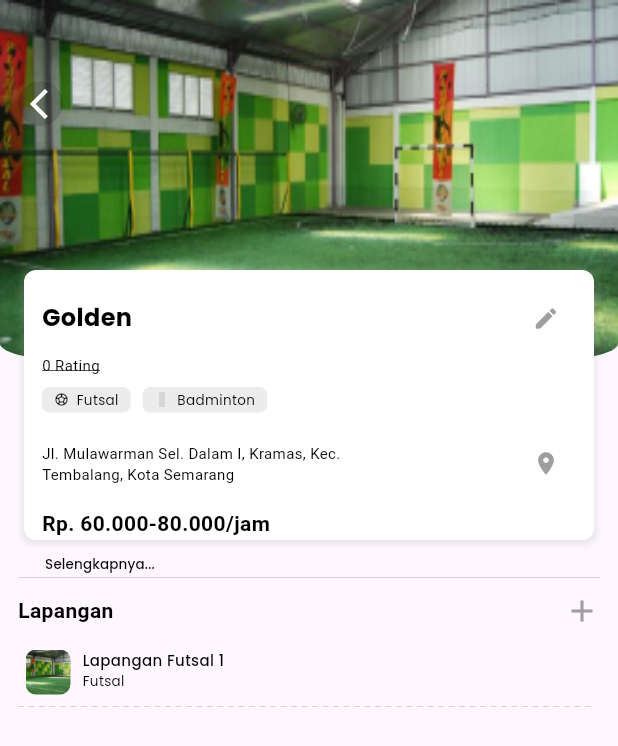
After one commit to Iniwizzy/arena-connect-owner, a Flutter app: the FieldDescription screen opened directly, on a phone screen of 412 x 824 dp. The commit adds this screen. Shown: the top 746 px of the screen. Run offline on Flutter 3.47's test engine with Material 3 defaults, Android fonts, the light colour scheme and no system bars; drawn by our look-alikes of dotted_line; our stand-ins replace device_preview, flutter_svg, icons_plus; Roboto replaces fonts that are missing (Source Sans Pro); grey boxes are pictures that could not be loaded.

Commit message:
membuat deskripsi lapangan pertama

```diff
--- /dev/null
+++ b/lib/add_field/field_description.dart
@@ -0,0 +1,490 @@
+// import 'package:flutter/material.dart';
+// import 'package:arena_connect/config/owner_theme.dart';
+// import 'package:arena_connect/config/theme.dart';
+
+// void main () {
+//   runApp(MaterialApp(home: FieldDescription()));
+// }
+
+// class FieldDescription extends StatelessWidget {
+//   // final Lapangan lapangan;
+//   FieldDescription({super.key,});
+
+//   final List <Map<String, dynamic>> detailLapangan = [
+//       {
+//         'nama': 'Golden',
+//         'rating': '0 Rating',
+//         'lapang': ['Futsal', 'Badminton'],
+//         'lokasi': 'Jl. Mulawarman Sel. Dalam I, Kramas, Kec. Tembalang, Kota Semarang',
+//         'harga': 'Rp. 60.000-80.000/jam',
+//         'gambar': 'images/lapangan.png',
+//       },
+//       // {
+//       //   'nama': 'Sapphire',
+//       //   'rating': '0 Rating',
+//       //   'lapang': ['Basketball', 'Volley'],
+//       //   'lokasi': 'Kota Bandung',
+//       //   'harga': 'Rp. 70.000-90.000/jam',
+//       //   'gambar': 'images/basketball.jpg',
+//       // },
+//       // {
+//       //   'nama': 'Gondang',
+//       //   'rating': '0 Rating',
+//       //   'lapang': ['Futsal', 'Volley'],
+//       //   'lokasi': 'Kota  Surabaya',
+//       //   'harga': 'Rp. 70.000-100.000/jam',
+//       //   'gambar': 'images/volley.jpg',
+//       // },
+//     ];
+
+//   @override
+//   Widget build(BuildContext context) {
+//     return Scaffold(
+//       body: Padding(
+//         padding: const EdgeInsets.only(bottom: 10),
+//         child: Stack(
+//           children: [
+//             ClipRRect(
+//               borderRadius: const BorderRadius.only(bottomRight: Radius.elliptical(300, 30), bottomLeft: Radius.elliptical(300, 30)),
+//               child: Image.asset(
+//                 height: 250,
+//                 fit: BoxFit.fitHeight,
+//               ),
+//             ),
+//             Padding(
+//               padding: const EdgeInsets.only(top: 45, left: 12),
+//               child: Container(
+//                 width: 30,
+//                 decoration: BoxDecoration(
+//                   shape: BoxShape.circle,
+//                   color: const Color.fromARGB(255, 0, 0, 0).withOpacity(0.15),
+//                   // border: Border.all(color: Colors.grey, width: 0.8),
+//                 ),
+//                 child: IconButton(
+//                   icon: const Icon(Icons.arrow_back_ios, color: Colors.white,),
+//                   // padding: EdgeInsets,
+//                   onPressed: () {
+
+//                   },
+//                 ),
+//               ),
+//             ),
+//             Container(
+//               margin: const EdgeInsets.only(top: 180, left: 16, right: 16),
+//               height: 185,
+//               decoration: BoxDecoration(
+//                 color: Colors.white,
+//                 borderRadius: BorderRadius.circular(10),
+//                 boxShadow: [
+//                   BoxShadow(
+//                     color: Colors.grey.withOpacity(0.2),
+//                     spreadRadius: 2,
+//                     blurRadius: 3,
+//                     offset: const Offset(0, 1)
+//                   ),
+//                 ]
+//               ),
+//               child: Padding(
+//                 padding: const EdgeInsets.only(top:12, left: 12, right: 12,),
+//                 child: Column(
+//                   mainAxisAlignment: MainAxisAlignment.start,
+//                   crossAxisAlignment: CrossAxisAlignment.start,
+//                   children: [
+//                     Row(
+//                       mainAxisAlignment: MainAxisAlignment.spaceBetween,
+//                       children: [
+//                         Text(
+//                           'Golden',
+//                           style:lampiranStyle,
+//                         ),
+//                         const Icon(Icons.edit, size: 18, color: Colors.grey,),
+//                       ],
+//                     ),
+//                     Text('0 Rating', style: regulerfont3,)
+//                   ],
+//                 ),
+//               ),
+//             ),
+//           ],
+//         ),
+//       ),
+//     );
+//   }
+// }
+
+import 'package:dotted_line/dotted_line.dart';
+import 'package:flutter/material.dart';
+import 'package:arena_connect/config/owner_theme.dart';
+import 'package:arena_connect/config/theme.dart';
+import 'package:icons_plus/icons_plus.dart';
+
+
+class FieldDescription extends StatelessWidget {
+  FieldDescription({super.key});
+
+  final List<Map<String, dynamic>> detailLapangan = [
+    {
+      'nama': 'Golden',
+      'rating': '0 Rating',
+      'lapang': ['Futsal', 'Badminton'],
+      'lokasi': 'Jl. Mulawarman Sel. Dalam I, Kramas, Kec. Tembalang, Kota Semarang',
+      'harga': 'Rp. 60.000-80.000/jam',
+      'gambar': 'images/lapangan.png',
+      'description': 'Lapangan Golden adalah lapangan Futsal dan Badminton yang memiliki 6 lapangan di kota Semarang.',
+      'rule': 'Jangan nakal',
+      'fasilitas': ['Toilet', 'WiFi', 'Parkir Mobil', 'Parkir Motor', 'Mushola'],
+    },
+    {
+      'nama': 'Sapphire',
+      'rating': '0 Rating',
+      'lapang': ['Basketball', 'Volley'],
+      'lokasi': 'Jl. Banyuasin Utara I, Bulusan, Kec. Tembalang, Kota Semarang',
+      'harga': 'Rp. 60.000-80-100.000/jam',
+      'gambar': 'images/basketball.jpg',
+      'description': 'Lapangan Sapphire adalah lapangan Futsal dan Badminton yang memiliki 6 lapangan di kota Semarang.',
+      'rule': 'Jangan nakal',
+      'fasilitas': ['Toilet', 'WiFi', 'Parkir Motor', 'Mushola'],
+    },
+  ];
+
+  @override
+  Widget build(BuildContext context) {
+    final lapangan = detailLapangan[0]; // Mengambil data pertama dari list
+
+    return Scaffold(
+      body: Padding(
+        padding: const EdgeInsets.only(bottom: 10),
+        child: Stack(
+          children: [
+            ClipRRect(
+              borderRadius: const BorderRadius.only(bottomRight: Radius.elliptical(300, 30), bottomLeft: Radius.elliptical(300, 30)),
+              child: Image.asset(
+                lapangan['gambar'], // Menampilkan gambar dari data
+                height: 250,
+                fit: BoxFit.fill,
+              ),
+            ),
+            Padding(
+              padding: const EdgeInsets.only(top: 45, left: 12),
+              child: Container(
+                width: 30,
+                decoration: BoxDecoration(
+                  shape: BoxShape.circle,
+                  color: const Color.fromARGB(255, 0, 0, 0).withOpacity(0.15),
+                ),
+                child: IconButton(
+                  icon: const Icon(Icons.arrow_back_ios, color: Colors.white),
+                  onPressed: () {
+                    Navigator.pop(context);
+                  },
+                ),
+              ),
+            ),
+            Container(
+              margin: const EdgeInsets.only(top: 180, left: 16, right: 16),
+              height: 180,
+              decoration: BoxDecoration(
+                color: Colors.white,
+                borderRadius: BorderRadius.circular(8),
+                boxShadow: [
+                  BoxShadow(
+                    color: Colors.grey.withOpacity(0.2),
+                    spreadRadius: 2,
+                    blurRadius: 3,
+                    offset: const Offset(0, 1),
+                  ),
+                ],
+              ),
+              child: Padding(
+                padding: const EdgeInsets.only(top: 8, left: 12, right: 8),
+                child: Column(
+                  crossAxisAlignment: CrossAxisAlignment.start,
+                  children: [
+                    Row(
+                      mainAxisAlignment: MainAxisAlignment.spaceBetween,
+                      children: [
+                        Text(
+                          lapangan['nama'], // Menampilkan nama dari data
+                          style: lampiranStyle,
+                        ),
+                        IconButton (
+                          icon: const Icon(Icons.edit, size: 18, color: Colors.grey),
+                          style: IconButton.styleFrom(
+                            padding: const EdgeInsets.all(0),
+                            minimumSize: const Size(30, 30),
+                          ),
+                          onPressed: () {},
+                        )
+                      ],
+                    ),
+                    Text(
+                      lapangan['rating'], // Menampilkan rating dari data
+                      style: regulerfont3,
+                    ),
+                    const SizedBox(height: 8),
+                    Row(
+                      children: lapangan['lapang'].map<Widget>((lapang) => Container(
+                        margin: const EdgeInsets.only(right: 8),
+                        padding: const EdgeInsets.symmetric(horizontal: 8, vertical: 2),
+                        decoration: BoxDecoration(
+                          color: Colors.grey.withOpacity(0.2),
+                          borderRadius: BorderRadius.circular(5),
+                        ),
+                        child: Row(
+                          children: [
+                            if (lapang == 'Futsal') ...[
+                              const Icon(Icons.sports_soccer, size: 10),
+                              const SizedBox(width: 5),
+                            ]
+                            else  if (lapang == 'Badminton') ...[
+                              const Icon(MingCute.badminton_line, size: 10),
+                              const SizedBox(width: 5),
+                            ]
+                            else  if (lapang == 'Volley') ...[
+                              const Icon(Icons.sports_volleyball_outlined, size: 10),
+                              const SizedBox(width: 5),
+                            ]
+                            else  if (lapang == 'Basketball') ...[
+                              const Icon(Icons.sports_basketball_outlined, size: 10),
+                              const SizedBox(width: 5),
+                            ],
+                            Text(lapang, style:facilityStle, textAlign: TextAlign.center),
+                          ],
+                        ),
+                      )).toList(),
+                    ),
+                    const SizedBox(height: 10),
+                    Row(
+                      mainAxisAlignment: MainAxisAlignment.spaceBetween,
+                      children: [
+                        SizedBox(
+                          width: 200,
+                          child: Text(
+                            lapangan['lokasi'], // Menampilkan lokasi dari data
+                            style: regulerfont4,
+                            overflow: TextOverflow.clip,
+                          ),
+                        ),
+                        IconButton(
+                          icon: const Icon(Icons.location_on, color: Colors.grey, size: 18,),
+                          style: IconButton.styleFrom(
+                            padding: const EdgeInsets.all(0),
+                            minimumSize: const Size(30, 30),
+                          ),
+                          onPressed: () {}, // Untuk menampilkan lokasi di google maps
+                        ),
+                      ],
+                    ),
+                    const SizedBox(height: 6),
+                    Text(
+                      lapangan['harga'], // Menampilkan harga dari data
+                      style: lampiran3Style,
+                    ),
+                    const SizedBox(height: 10),
+                    TextButton(
+                      onPressed: () {
+                        _descriptionSheet(context);
+                      },
+                      style: TextButton.styleFrom(
+                        padding: const EdgeInsets.symmetric(horizontal: 2),
+                        minimumSize: Size.zero,
+                        tapTargetSize: MaterialTapTargetSize.shrinkWrap
+                      ),// Untuk menampilkan detail lapangan
+                      child: const Text(
+                      'Selengkapnya...',
+                      style: TextStyle(color: Colors.black, fontSize: 9, fontFamily: 'Poppins', fontWeight: FontWeight.w500),
+                      ),
+                    ),
+                  ],
+                ),
+              ),
+            ),
+            const Padding(
+              padding: EdgeInsets.only(top: 385, left: 12, right: 12, bottom: 10),
+              child: Divider(
+                thickness: 0.5,
+                height: 0.2,
+              ),
+            ),
+            Padding(
+              padding: const EdgeInsets.only(top: 395, left: 12, right: 12, bottom: 10),
+              child: Column(
+                children: [
+                  Row(
+                    mainAxisAlignment: MainAxisAlignment.spaceBetween,
+                    children: [
+                      Text('Lapangan', style: lampiran3Style),
+                      GestureDetector(
+                        onTap: () {},
+                        child: const Icon(Icons.add, color: Colors.grey, size: 24),
+                      ),
+                    ],
+                  ),
+                  const SizedBox(height: 14),
+                  SizedBox(
+                    height: 30,
+                    child: Row(
+                      mainAxisAlignment: MainAxisAlignment.start,
+                      crossAxisAlignment: CrossAxisAlignment.start,
+                      children: [
+                        Padding(
+                          padding: const EdgeInsets.only(left: 5),
+                          child: ClipRRect(
+                            borderRadius: BorderRadius.circular(7),
+                            child: Image.asset(
+                              'images/lapangan.png',
+                              height: 30,
+                              width: 30,
+                              fit: BoxFit.cover,
+                            ),
+                          ),
+                        ),
+                        const SizedBox(width: 8),
+                        Column(
+                          mainAxisAlignment: MainAxisAlignment.start,
+                          crossAxisAlignment: CrossAxisAlignment.start,
+                          children: [
+                            const Text(
+                              'Lapangan Futsal 1',
+                              style: TextStyle(
+                                color:Colors.black,
+                                fontSize: 10,
+                                fontFamily: 'Poppins',
+                                fontWeight: FontWeight.w500,
+                              ),
+                            ),
+                            Text(
+                              'Futsal',
+                              style: facilityStle
+                            ),
+                          ],
+                        ),
+                      ],
+                    ),
+                  ),
+                  const SizedBox(height: 8),
+                  const DottedLine(
+                    dashLength: 4,
+                    dashColor: Colors.grey,
+                    lineThickness: 0.28,
+                    dashGapLength: 3,
+                  )
+                ],
+              ),
+            ),
+          ],
+        ),
+      ),
+    );
+  }
+
+  Future _descriptionSheet (BuildContext context) {
+    final lapangan = detailLapangan[0];
+    return showModalBottomSheet(
+      context: context,
+      // isDismissible: false,
+      backgroundColor: Colors.white,
+      shape: const RoundedRectangleBorder(
+        borderRadius: BorderRadius.vertical(
+          top: Radius.circular(14)
+        ),
+
+      ),
+      builder: (context) => Container(
+        padding: const EdgeInsets.symmetric(vertical: 22, horizontal: 14),
+        margin: EdgeInsets.zero,
+        height: 300,
+        decoration: const BoxDecoration(
+          borderRadius: BorderRadius.vertical(top: Radius.circular(14)),
+        ),
+        child: Column(
+          crossAxisAlignment: CrossAxisAlignment.start,
+          mainAxisAlignment: MainAxisAlignment.start,
+          children: [
+            const Text(
+              'Deskripsi',
+              textAlign: TextAlign.left,
+              style: TextStyle(
+                color:Colors.black,
+                fontSize: 12,
+                fontFamily: 'Poppins',
+                fontWeight: FontWeight.w500,
+              ),
+            ),
+            const SizedBox(height: 4),
+            Text(
+              lapangan['description'],
+              style: facility2Stle,
+            ),
+            const SizedBox(height: 18),
+            const Text(
+              'Aturan Lapangan',
+              textAlign: TextAlign.left,
+              style: TextStyle(
+                color:Colors.black,
+                fontSize: 12,
+                fontFamily: 'Poppins',
+                fontWeight: FontWeight.w500,
+              ),
+            ),
+            const SizedBox(height: 4),
+            Text(
+              lapangan['rule'],
+              style: facility2Stle,
+            ),
+            const SizedBox(height: 18),
+            const Text(
+              'Fasilitas',
+              textAlign: TextAlign.left,
+              style: TextStyle(
+                color:Colors.black,
+                fontSize: 12,
+                fontFamily: 'Poppins',
+                fontWeight: FontWeight.w500,
+              ),
+            ),
+            const SizedBox(height: 2),
+            Wrap(
+              spacing: 8,
+              children: lapangan['fasilitas'].map<Widget> ((fasilitas) => Container(
+                margin: const EdgeInsets.only(right: 30),
+                padding: const EdgeInsets.only(left: 14, right: 14, top: 6, bottom: 6),
+                decoration: BoxDecoration(
+                  color: Colors.white.withOpacity(0.2),
+                  borderRadius: BorderRadius.circular(5),
+                ),
+                child: Row(
+                  mainAxisAlignment: MainAxisAlignment.spaceBetween,
+                  mainAxisSize: MainAxisSize.min,
+                  children: [
+                    if (fasilitas == 'Toilet') ...[
+                      const Icon(Icons.wc, size: 16),
+                      const SizedBox(width: 18),
+                    ]
+                    else  if (fasilitas == 'WiFi') ...[
+                      const Icon(MingCute.wifi_fill, size: 16),
+                      const SizedBox(width: 18),
+                    ]
+                    else if (fasilitas == 'Parkir Mobil') ...[
+                      const Icon(Icons.drive_eta, size: 16),
+                      const SizedBox(width: 18),
+                    ]
+                    else  if (fasilitas == 'Parkir Motor') ...[
+                      const Icon(Icons.two_wheeler, size: 16),
+                      const SizedBox(width: 18),
+                    ]
+                    else if (fasilitas == 'Mushola') ...[
+                      const Icon(Icons.mosque, size: 16),
+                      const SizedBox(width: 18),
+                    ],
+                    Text(fasilitas, style:facilityStle, textAlign: TextAlign.center),
+                  ],
+                ),
+              )).toList(),
+            ),
+          ],
+        ),
+      )
+    );
+  }
+}
--- a/lib/add_field/field_list_full.dart
+++ b/lib/add_field/field_list_full.dart
@@ -317,6 +317,7 @@
 // }
 
 
+import 'package:arena_connect/add_field/field_description.dart';
 import 'package:flutter/material.dart';
 import 'package:arena_connect/config/owner_theme.dart';
 import 'package:arena_connect/config/theme.dart';
@@ -475,14 +476,14 @@ class ListFullLapang extends StatelessWidget {
             ),
           ],
         ),
-        height: 320,
+        height: 323,
         child: Column(
           crossAxisAlignment: CrossAxisAlignment.start,
           mainAxisAlignment: MainAxisAlignment.start,
           children: [
             InkWell(
               onTap: () {
-                Navigator.pop(context);
+                Navigator.push(context ,MaterialPageRoute(builder: (context) => FieldDescription()));
               },
               child: ClipRRect(
                 borderRadius: const BorderRadius.only(
--- a/lib/config/owner_theme.dart
+++ b/lib/config/owner_theme.dart
@@ -1,3 +1,4 @@
+import 'package:arena_connect/config/theme.dart';
 import 'package:flutter/material.dart';
 
 Color whitecolor = const Color(0xFFFFFFFF);
@@ -69,13 +70,19 @@ TextStyle lampiranStyle = const TextStyle (
   fontFamily: 'Poppins',
   color: Colors.black,
   fontWeight: FontWeight.w600,
-  fontSize: 14,
+  fontSize: 16,
 );
 TextStyle lampiran2Style = const TextStyle (
   fontFamily: 'Poppins',
   color: Colors.black,
   fontWeight: FontWeight.w500,
   fontSize: 11,
+);
+TextStyle lampiran3Style = const TextStyle (
+  fontFamily: 'Source Sans Pro',
+  color: Colors.black,
+  fontWeight: FontWeight.bold,
+  fontSize: 14,
 );
 
 TextStyle dec2TextStyle = const TextStyle (
@@ -102,3 +109,25 @@ TextStyle ketStyle = TextStyle (
   fontWeight: FontWeight.w400,
   fontSize: 10,
 );
+
+TextStyle regulerfont3 = TextStyle(
+  fontFamily: 'Source Sans Pro',
+  fontWeight: FontWeight.normal,
+  fontSize: 10,
+  color: black,
+  decoration: TextDecoration.underline,
+);
+TextStyle regulerfont4 = TextStyle(
+  fontFamily: 'Source Sans Pro',
+  fontWeight: FontWeight.w400,
+  fontSize: 10,
+  color: black,
+  // decoration: TextDecoration.underline,
+);
+
+TextStyle facility2Stle = TextStyle(
+  fontFamily: 'Poppins',
+  fontWeight: FontWeight.w400,
+  fontSize: 10,
+  color: black,
+);
--- a/pubspec.yaml
+++ b/pubspec.yaml
@@ -16,6 +16,8 @@ dependencies:
     tap_to_expand: ^0.7.2
     icons_plus: ^5.0.0
     device_preview: ^1.2.0
+    dotted_line: 3.2.3
+
 
 dev_dependencies:
     flutter_test:
```
Also changed, not shown: pubspec.lock.
